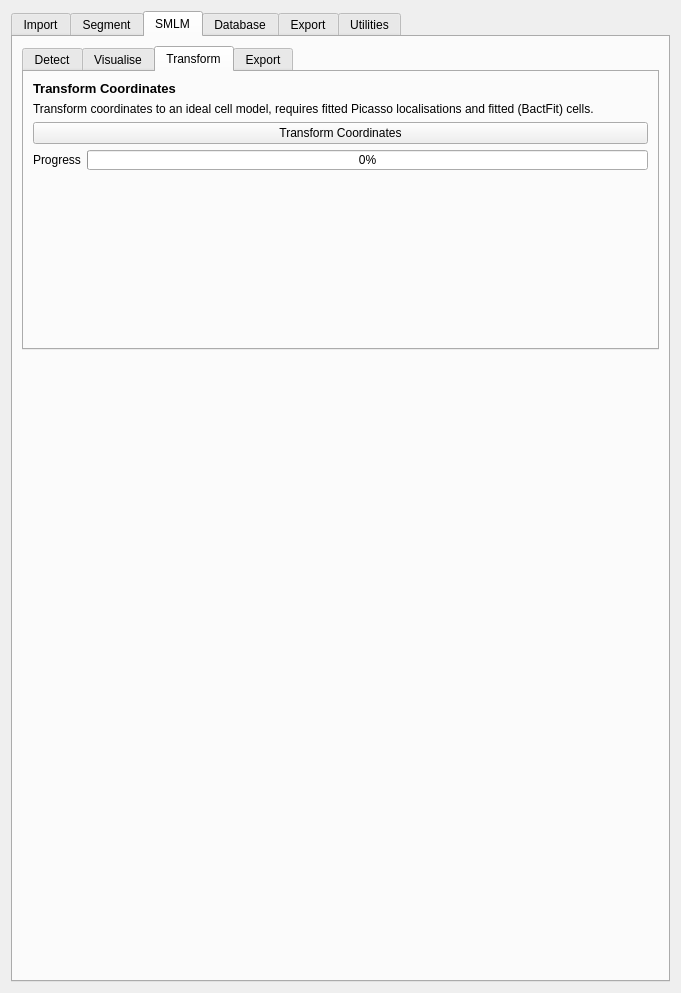
Old version of the form src/napari_bacseg/GUI/gui.ui in the repository piedrro/napari-bacseg.
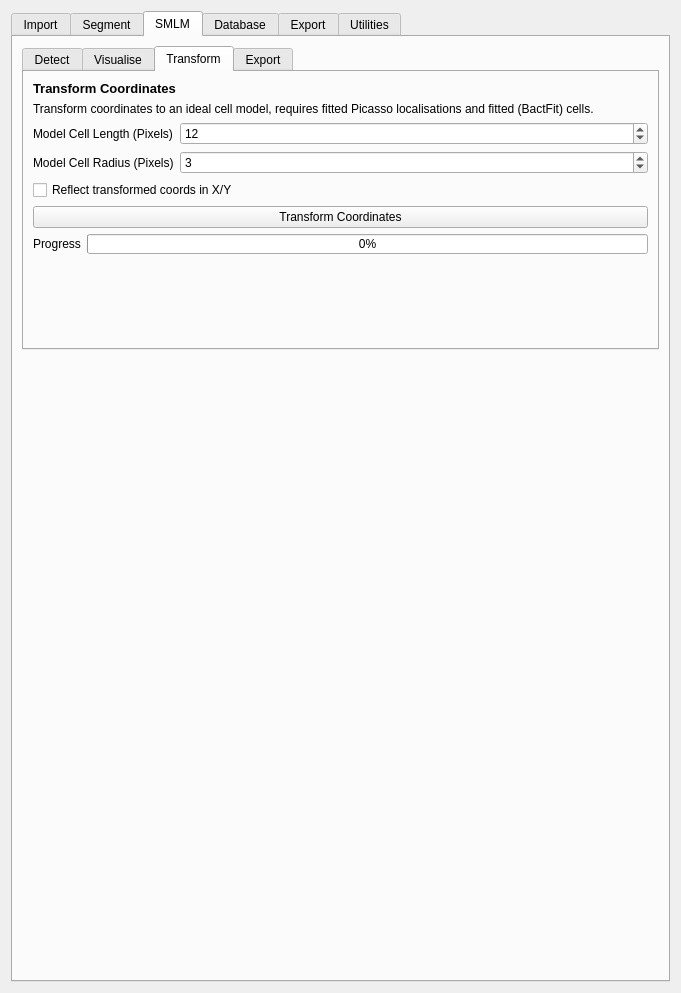
New version of the form. The open tabs and pages were chosen to show the change.

Commit message: added extra controls to transform utils

What changed in the file:
```diff
--- a/src/napari_bacseg/GUI/gui.ui
+++ b/src/napari_bacseg/GUI/gui.ui
@@ -2541,6 +2541,45 @@
              </property>
             </widget>
            </item>
+           <item>
+            <layout class="QFormLayout" name="formLayout_11">
+             <item row="0" column="0">
+              <widget class="QLabel" name="label_16">
+               <property name="text">
+                <string>Model Cell Length (Pixels)</string>
+               </property>
+              </widget>
+             </item>
+             <item row="0" column="1">
+              <widget class="QSpinBox" name="model_cell_length">
+               <property name="value">
+                <number>12</number>
+               </property>
+              </widget>
+             </item>
+             <item row="1" column="0">
+              <widget class="QLabel" name="label_18">
+               <property name="text">
+                <string>Model Cell Radius (Pixels)</string>
+               </property>
+              </widget>
+             </item>
+             <item row="1" column="1">
+              <widget class="QSpinBox" name="model_cell_radius">
+               <property name="value">
+                <number>3</number>
+               </property>
+              </widget>
+             </item>
+            </layout>
+           </item>
+           <item>
+            <widget class="QCheckBox" name="transform_symmetry">
+             <property name="text">
+              <string>Reflect transformed coords in X/Y</string>
+             </property>
+            </widget>
+           </item>
            <item>
             <widget class="QPushButton" name="transform_coordinates">
              <property name="text">
```
Left out of the diff: 2 changed lines with no effect on the pictures. The commit also changes 3 other files.
